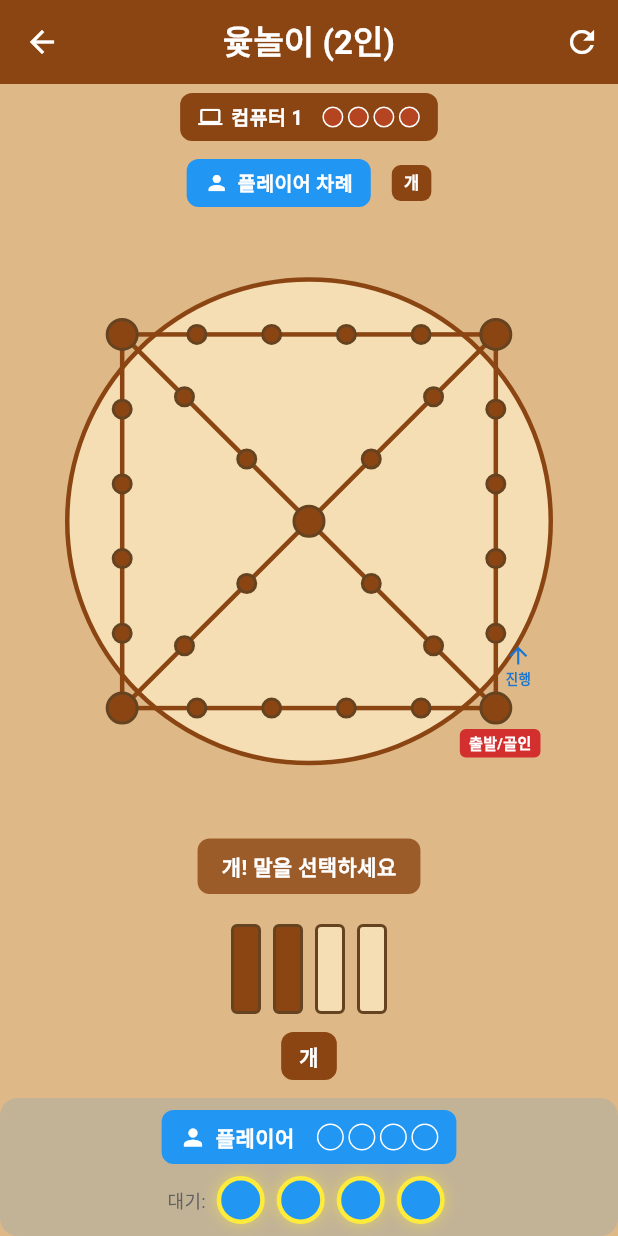
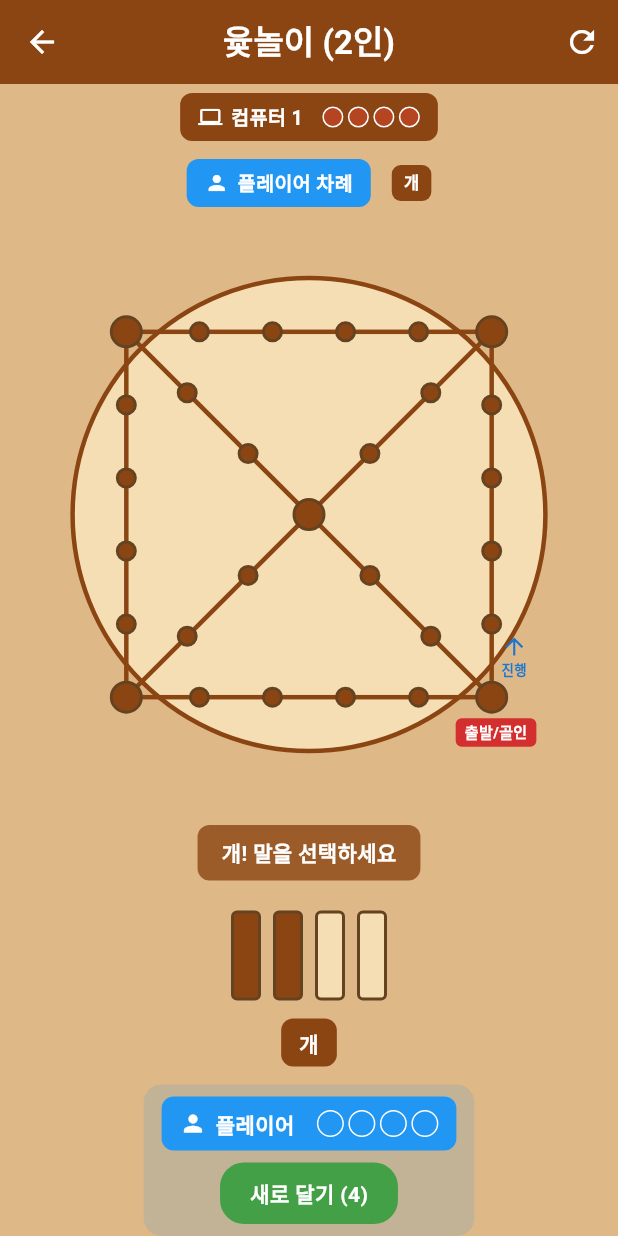
Before and after one commit to mhpark03/games, a Flutter app: the YutnoriScreen screen opened directly, after a tap on "윷 던지기", on a phone screen of 412 x 824 dp. Run offline on Flutter 3.47's test engine with Material 3 defaults, Android fonts, the phone set to English and light mode, and no system bars; our stand-ins replace shared_preferences; accounts and stored records are empty.

Commit message:
윷놀이: 대기 말 선택을 '새로 달기' 버튼으로 변경
- 대기 중인 말을 개별 선택 대신 '새로 달기' 버튼으로 통합
- 버튼에 남은 대기 말 수 표시 (예: "새로 달기 (4)")
- 이동 불가시(빽도) '건너뛰기' 버튼 유지
- 세로/가로 모드 모두 적용

```diff
--- a/lib/games/yutnori/yutnori_screen.dart
+++ b/lib/games/yutnori/yutnori_screen.dart
@@ -1460,14 +1460,20 @@ class _YutnoriScreenState extends State<YutnoriScreen>
   Widget _buildLandscapeCompactPlayer() {
     final isCurrentTurn = currentPlayer == 0;
     final finishedCount = playerPieces[0].where((p) => p.isFinished).length;
-    final waitingPieces = <int>[];
+    final waitingCount = playerPieces[0].where((p) => p.isWaiting).length;
+
+    // 이동 가능한 대기 말이 있는지 확인
+    bool canStartNewPiece = false;
+    if (pendingMoves.isNotEmpty) {
       for (int i = 0; i < 4; i++) {
-      if (playerPieces[0][i].isWaiting) {
-        waitingPieces.add(i);
-      }
-    }
-
-    // 이동 가능한 말이 있는지 확인
+        if (playerPieces[0][i].isWaiting && _canMovePiece(i, pendingMoves.first)) {
+          canStartNewPiece = true;
+          break;
+        }
+      }
+    }
+
+    // 이동 가능한 말이 있는지 확인 (전체)
     bool hasMovablePiece = false;
     if (pendingMoves.isNotEmpty) {
       for (int i = 0; i < 4; i++) {
@@ -1515,45 +1521,34 @@ class _YutnoriScreenState extends State<YutnoriScreen>
             ),
           ),
           const SizedBox(height: 6),
-          // 대기 중인 말 (선택 가능) - 더 크게 표시
-          if (waitingPieces.isNotEmpty && isCurrentTurn && pendingMoves.isNotEmpty)
+          // 새로 달기 버튼 (대기 말이 있고 이동 가능할 때)
+          if (isCurrentTurn && pendingMoves.isNotEmpty && waitingCount > 0 && canStartNewPiece)
             Padding(
               padding: const EdgeInsets.only(bottom: 4),
-              child: Row(
-                mainAxisSize: MainAxisSize.min,
-                children: waitingPieces.take(4).map((pieceIndex) {
-                  final canMove = _canMovePiece(pieceIndex, pendingMoves.first);
-                  return GestureDetector(
-                    onTap: canMove ? () => _selectPiece(pieceIndex) : null,
+              child: GestureDetector(
+                onTap: _startNewPiece,
                 child: Container(
-                      margin: const EdgeInsets.symmetric(horizontal: 3),
-                      width: 28,
-                      height: 28,
-                      decoration: BoxDecoration(
-                        color: _getPlayerColor(0),
-                        shape: BoxShape.circle,
-                        border: Border.all(
-                          color: canMove ? Colors.yellow : Colors.grey,
-                          width: canMove ? 3 : 1,
-                        ),
-                        boxShadow: canMove
-                            ? [
-                                BoxShadow(
-                                  color: Colors.yellow.withValues(alpha: 0.6),
-                                  blurRadius: 6,
-                                  spreadRadius: 1,
-                                ),
-                              ]
-                            : null,
-                      ),
-                    ),
-                  );
-                }).toList(),
-              ),
-            ),
-          // 이동 불가시 건너뛰기 버튼
+                  padding: const EdgeInsets.symmetric(horizontal: 12, vertical: 6),
+                  decoration: BoxDecoration(
+                    color: Colors.green.shade600,
+                    borderRadius: BorderRadius.circular(12),
+                  ),
+                  child: Text(
+                    '새로 달기 ($waitingCount)',
+                    style: const TextStyle(
+                      color: Colors.white,
+                      fontSize: 11,
+                      fontWeight: FontWeight.bold,
+                    ),
+                  ),
+                ),
+              ),
+            ),
+          // 건너뛰기 버튼 (이동 불가시)
           if (isCurrentTurn && pendingMoves.isNotEmpty && !hasMovablePiece)
-            GestureDetector(
+            Padding(
+              padding: const EdgeInsets.only(bottom: 4),
+              child: GestureDetector(
                 onTap: _skipMove,
                 child: Container(
                   padding: const EdgeInsets.symmetric(horizontal: 12, vertical: 6),
@@ -1567,6 +1562,7 @@ class _YutnoriScreenState extends State<YutnoriScreen>
                       color: Colors.white,
                       fontSize: 11,
                       fontWeight: FontWeight.bold,
+                    ),
                   ),
                 ),
               ),
@@ -1576,12 +1572,17 @@ class _YutnoriScreenState extends State<YutnoriScreen>
             mainAxisSize: MainAxisSize.min,
             children: List.generate(4, (i) {
               final pieceFinished = i < finishedCount;
+              final pieceWaiting = playerPieces[0][i].isWaiting;
               return Container(
                 margin: const EdgeInsets.symmetric(horizontal: 2),
                 width: 12,
                 height: 12,
                 decoration: BoxDecoration(
-                  color: pieceFinished ? Colors.amber : _getPlayerColor(0).withValues(alpha: 0.5),
+                  color: pieceFinished
+                      ? Colors.amber
+                      : pieceWaiting
+                          ? _getPlayerColor(0).withValues(alpha: 0.5)
+                          : _getPlayerColor(0),
                   shape: BoxShape.circle,
                   border: Border.all(color: Colors.white, width: 1),
                 ),
@@ -1591,6 +1592,18 @@ class _YutnoriScreenState extends State<YutnoriScreen>
         ],
       ),
     );
+  }
+
+  // 새로 달기 (대기 중인 말 중 첫 번째 이동 가능한 말 선택)
+  void _startNewPiece() {
+    if (pendingMoves.isEmpty) return;
+    for (int i = 0; i < 4; i++) {
+      if (playerPieces[currentPlayer][i].isWaiting &&
+          _canMovePiece(i, pendingMoves.first)) {
+        _selectPiece(i);
+        return;
+      }
+    }
   }
 
   // 이동 불가시 건너뛰기
@@ -2482,13 +2495,21 @@ class _YutnoriScreenState extends State<YutnoriScreen>
     final isCurrentTurn = currentPlayer == 0;
     final finishedCount =
         playerPieces[0].where((p) => p.isFinished).length;
-    final waitingPieces = playerPieces[0]
-        .asMap()
-        .entries
-        .where((e) => e.value.isWaiting)
-        .toList();
-
-    // 이동 가능한 말이 있는지 확인
+    final waitingCount =
+        playerPieces[0].where((p) => p.isWaiting).length;
+
+    // 이동 가능한 대기 말이 있는지 확인
+    bool canStartNewPiece = false;
+    if (pendingMoves.isNotEmpty) {
+      for (int i = 0; i < 4; i++) {
+        if (playerPieces[0][i].isWaiting && _canMovePiece(i, pendingMoves.first)) {
+          canStartNewPiece = true;
+          break;
+        }
+      }
+    }
+
+    // 이동 가능한 말이 있는지 확인 (전체)
     bool hasMovablePiece = false;
     if (pendingMoves.isNotEmpty) {
       for (int i = 0; i < 4; i++) {
@@ -2530,15 +2551,20 @@ class _YutnoriScreenState extends State<YutnoriScreen>
                   ),
                 ),
                 const SizedBox(width: 12),
-                // 말 상태: 골인/대기
+                // 말 상태: 골인/대기/진행중
                 ...List.generate(4, (i) {
                   final pieceFinished = i < finishedCount;
+                  final pieceWaiting = playerPieces[0][i].isWaiting;
                   return Container(
                     margin: const EdgeInsets.only(left: 3),
                     width: 18,
                     height: 18,
                     decoration: BoxDecoration(
-                      color: pieceFinished ? Colors.amber : _getPlayerColor(0).withValues(alpha: 0.5),
+                      color: pieceFinished
+                          ? Colors.amber
+                          : pieceWaiting
+                              ? _getPlayerColor(0).withValues(alpha: 0.5)
+                              : _getPlayerColor(0),
                       shape: BoxShape.circle,
                       border: Border.all(color: Colors.white, width: 1),
                     ),
@@ -2551,45 +2577,27 @@ class _YutnoriScreenState extends State<YutnoriScreen>
             ),
           ),
           const SizedBox(height: 8),
-          // 대기 중인 말들 (선택 가능)
-          if (waitingPieces.isNotEmpty && isCurrentTurn && pendingMoves.isNotEmpty)
-            Row(
-              mainAxisAlignment: MainAxisAlignment.center,
-              children: [
-                Text(
-                  '대기: ',
-                  style: TextStyle(fontSize: 12, color: Colors.grey.shade700),
-                ),
-                ...waitingPieces.map((entry) {
-                  final canMove = _canMovePiece(entry.key, pendingMoves.first);
-                  return GestureDetector(
-                    onTap: canMove ? () => _selectPiece(entry.key) : null,
+          // 새로 달기 버튼 (대기 말이 있고 이동 가능할 때)
+          if (isCurrentTurn && pendingMoves.isNotEmpty && waitingCount > 0 && canStartNewPiece)
+            GestureDetector(
+              onTap: _startNewPiece,
               child: Container(
-                      margin: const EdgeInsets.symmetric(horizontal: 4),
-                      width: 32,
-                      height: 32,
-                      decoration: BoxDecoration(
-                        color: _getPlayerColor(0),
-                        shape: BoxShape.circle,
-                        border: Border.all(
-                          color: canMove ? Colors.yellow : Colors.grey,
-                          width: canMove ? 3 : 2,
-                        ),
-                        boxShadow: canMove
-                            ? [
-                                BoxShadow(
-                                  color: Colors.yellow.withValues(alpha: 0.5),
-                                  blurRadius: 8,
-                                ),
-                              ]
-                            : null,
-                      ),
-                    ),
-                  );
-                }),
-              ],
-            ),
-          // 이동 불가시 건너뛰기 버튼
+                padding: const EdgeInsets.symmetric(horizontal: 20, vertical: 10),
+                decoration: BoxDecoration(
+                  color: Colors.green.shade600,
+                  borderRadius: BorderRadius.circular(16),
+                ),
+                child: Text(
+                  '새로 달기 ($waitingCount)',
+                  style: const TextStyle(
+                    color: Colors.white,
+                    fontSize: 14,
+                    fontWeight: FontWeight.bold,
+                  ),
+                ),
+              ),
+            ),
+          // 건너뛰기 버튼 (이동 불가시)
           if (isCurrentTurn && pendingMoves.isNotEmpty && !hasMovablePiece)
             Padding(
               padding: const EdgeInsets.only(top: 8),
```
Lines whose indentation alone changed are shown as unchanged.
